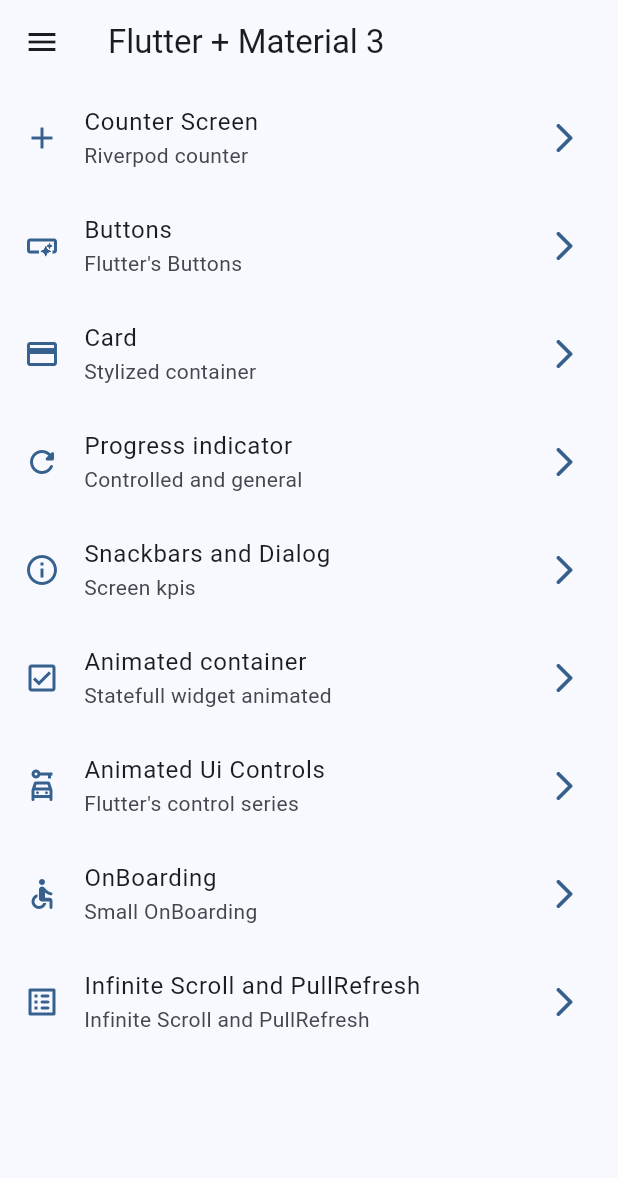
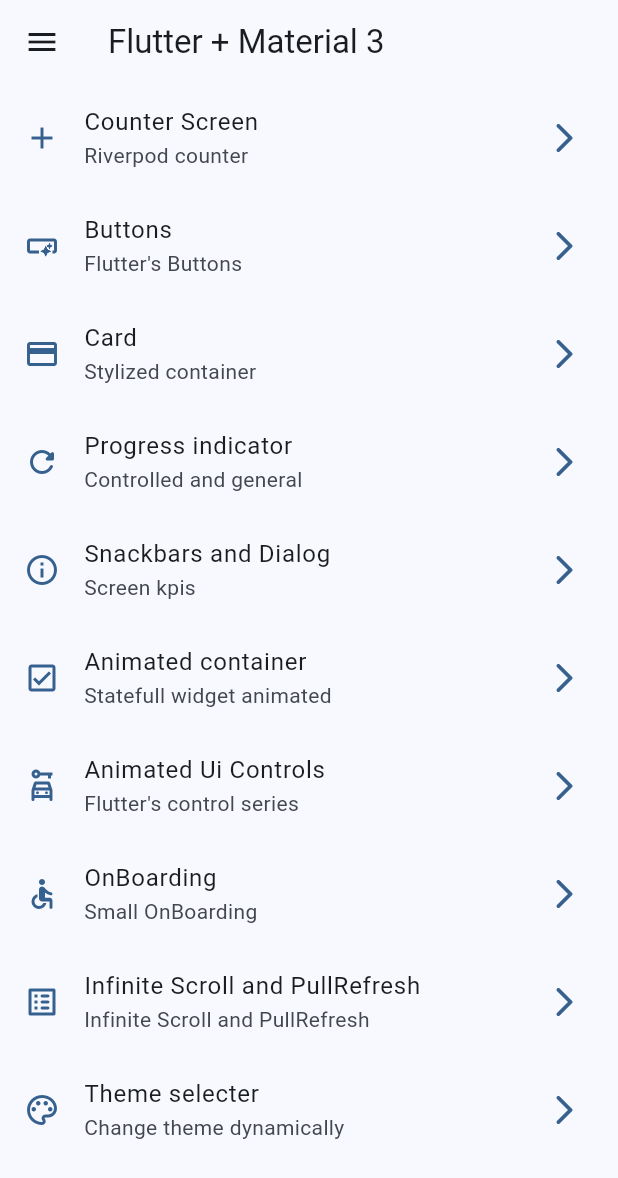
Before and after one commit to CRaez-Dev/flutter-starter, a Flutter app: the screen it shows after launch, on a phone screen of 412 x 824 dp. Shown: the top 1178 px of the screen. Run offline on Flutter 3.47's test engine with Material 3 defaults, Android fonts, the phone set to English and light mode, and no system bars; our stand-ins replace animate_do, dio, flutter_riverpod, go_router, video_player.

Commit message:
[Riverpod - Theme and DarkMode]
- Adding providers to manage dynamically themes and Dark Mode

```diff
--- a/widgets_app/lib/config/menu/menu_items.dart
+++ b/widgets_app/lib/config/menu/menu_items.dart
@@ -83,5 +83,12 @@ const appMenuItems = <MenuItem>[
       subTitle: "Infinite Scroll and PullRefresh",
       link: '/infinite_scroll_pull_to_refresh',
       icon: Icons.list_alt_rounded,
-      widget: InfiniteScrollScreen())
+      widget: InfiniteScrollScreen()),
+    MenuItem(
+      name: ThemeScreen.name,
+      title: 'Theme selecter',
+      subTitle: "Change theme dynamically ",
+      link: '/theme_screen',
+      icon: Icons.color_lens_outlined,
+      widget: ThemeScreen())
 ];
--- a/widgets_app/lib/config/theme/app_theme.dart
+++ b/widgets_app/lib/config/theme/app_theme.dart
@@ -14,12 +14,14 @@ const colorList = <Color>[
 
 class AppTheme {
   final int selectedColor;
+  final bool isDarkMode;
 
-  AppTheme({this.selectedColor = 0})
+  AppTheme({this.selectedColor = 0, this.isDarkMode = false})
       : assert(selectedColor >= 0, 'Color must be greater than 0'),
         assert(selectedColor < colorList.length, 'Color must be in colorList');
 
   ThemeData getTheme() => ThemeData(
+      brightness: isDarkMode ? Brightness.dark : Brightness.light,
       useMaterial3: true,
       colorSchemeSeed: colorList[selectedColor],
       appBarTheme: const AppBarTheme(centerTitle: false));
--- a/widgets_app/lib/main.dart
+++ b/widgets_app/lib/main.dart
@@ -1,21 +1,25 @@
 import 'package:flutter/material.dart';
 import 'package:flutter_riverpod/flutter_riverpod.dart';
 import 'package:widgets_app/config/theme/app_theme.dart';
+import 'package:widgets_app/ui/providers/theme_provider.dart';
 import 'package:widgets_app/ui/router/app_router.dart';
 
 void main() {
   runApp(const ProviderScope(child: MainApp()));
 }
 
-class MainApp extends StatelessWidget {
+class MainApp extends ConsumerWidget {
   const MainApp({super.key});
 
   @override
-  Widget build(BuildContext context) {
+  Widget build(BuildContext context, ref) {
+    final bool isDarkMode = ref.watch(themeProvider);
+    final int selectedColor = ref.watch(selectedColorProvider);
+
     return MaterialApp.router(
       title: "Flutter Widgets",
       debugShowCheckedModeBanner: false,
-      theme: AppTheme(selectedColor: 0).getTheme(),
+      theme: AppTheme(selectedColor: selectedColor, isDarkMode: isDarkMode).getTheme(),
       routerConfig: AppRouter.router,
     );
   }
--- a/widgets_app/lib/ui/providers/theme_provider.dart
+++ b/widgets_app/lib/ui/providers/theme_provider.dart
@@ -1,5 +1,10 @@
 
 
 import 'package:flutter_riverpod/flutter_riverpod.dart';
+import 'package:widgets_app/config/theme/app_theme.dart';
 
 final themeProvider = StateProvider((ref) => false);
+
+final colorListProvider = Provider((ref) => colorList);
+
+final selectedColorProvider = StateProvider((ref) => 0);
--- a/widgets_app/lib/ui/screens/screens.dart
+++ b/widgets_app/lib/ui/screens/screens.dart
@@ -1,3 +1,5 @@
+export 'package:widgets_app/ui/screens/theme/theme_screen.dart';
+
 export 'package:widgets_app/ui/screens/counter/counter_screen.dart';
 
 export 'package:widgets_app/ui/screens/animated/animated_screen.dart';
```
Also changed, not shown: widgets_app/lib/ui/screens/theme/theme_screen.dart (added, +64 -0 lines).
